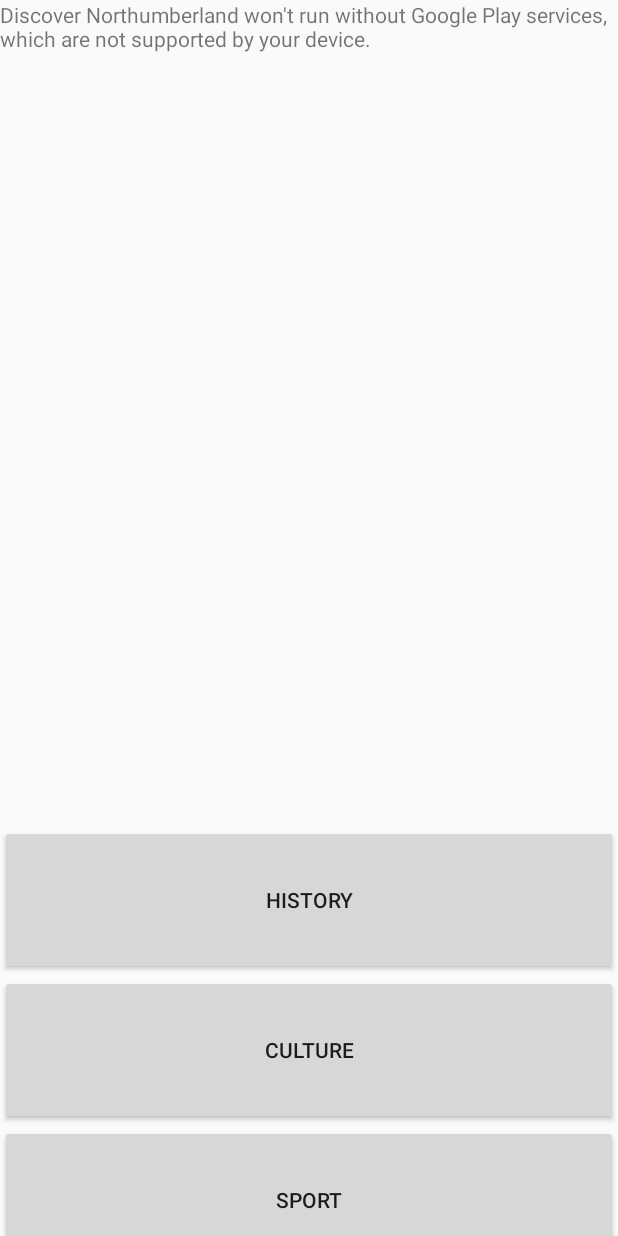
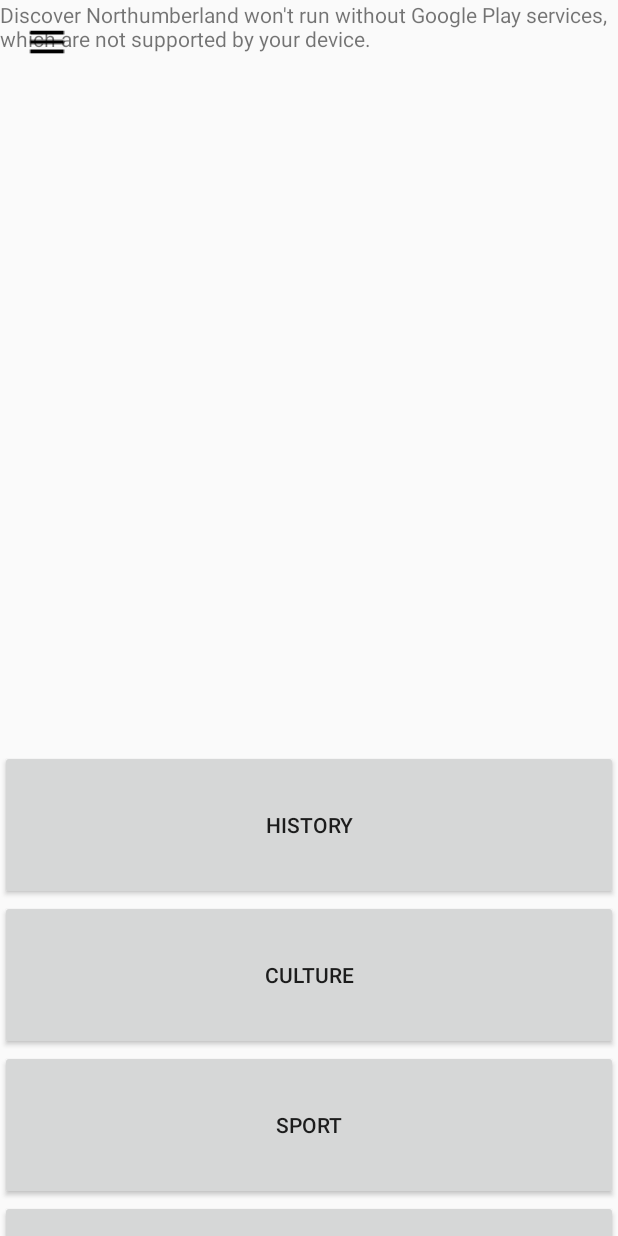
Before and after one commit to Doshy36/Team-19, an Android app: the screen it shows after launch (MainActivity), on a phone screen of 412 x 824 dp. Run offline under Robolectric (Android 15) with nearby library versions, the phone set to English and light mode, and no system bars.

Commit message:
added menu button

```diff
--- /dev/null
+++ b/Frontend/app/src/main/res/drawable/ic_menu_black_24dp.xml
@@ -0,0 +1,9 @@
+<vector xmlns:android="http://schemas.android.com/apk/res/android"
+        android:width="24dp"
+        android:height="24dp"
+        android:viewportWidth="24.0"
+        android:viewportHeight="24.0">
+    <path
+        android:fillColor="#FF000000"
+        android:pathData="M3,18h18v-2L3,16v2zM3,13h18v-2L3,11v2zM3,6v2h18L21,6L3,6z"/>
+</vector>
--- a/Frontend/app/src/main/res/layout/activity_main.xml
+++ b/Frontend/app/src/main/res/layout/activity_main.xml
@@ -6,16 +6,37 @@
     android:layout_height="match_parent"
     tools:context=".MainActivity">
 
+    <ImageButton
+        android:id="@+id/imageButton"
+        android:layout_width="24dp"
+        android:layout_height="24dp"
+        android:layout_marginTop="16dp"
+        android:backgroundTint="@android:color/transparent"
+        android:outlineProvider="none"
+        android:scaleX="1.25"
+        android:scaleY="1.25"
+        android:translationZ="2dp"
+        app:layout_constraintEnd_toEndOf="parent"
+        app:layout_constraintHorizontal_bias="0.05"
+        app:layout_constraintStart_toStartOf="parent"
+        app:layout_constraintTop_toTopOf="parent"
+        app:srcCompat="@drawable/ic_menu_black_24dp" />
+
     <LinearLayout
+        android:id="@+id/linearLayout2"
         android:layout_width="match_parent"
         android:layout_height="match_parent"
-        android:orientation="vertical">
+        android:orientation="vertical"
+        app:layout_constraintBottom_toBottomOf="parent"
+        app:layout_constraintEnd_toEndOf="parent"
+        app:layout_constraintStart_toStartOf="parent"
+        app:layout_constraintTop_toTopOf="parent">
 
         <fragment
             android:id="@+id/map"
             android:name="com.google.android.gms.maps.MapFragment"
             android:layout_width="match_parent"
-            android:layout_height="550dp"
+            android:layout_height="500dp"
             tools:context="com.example.discovernorthumberland.MainActivity" />
 
         <ScrollView
```
